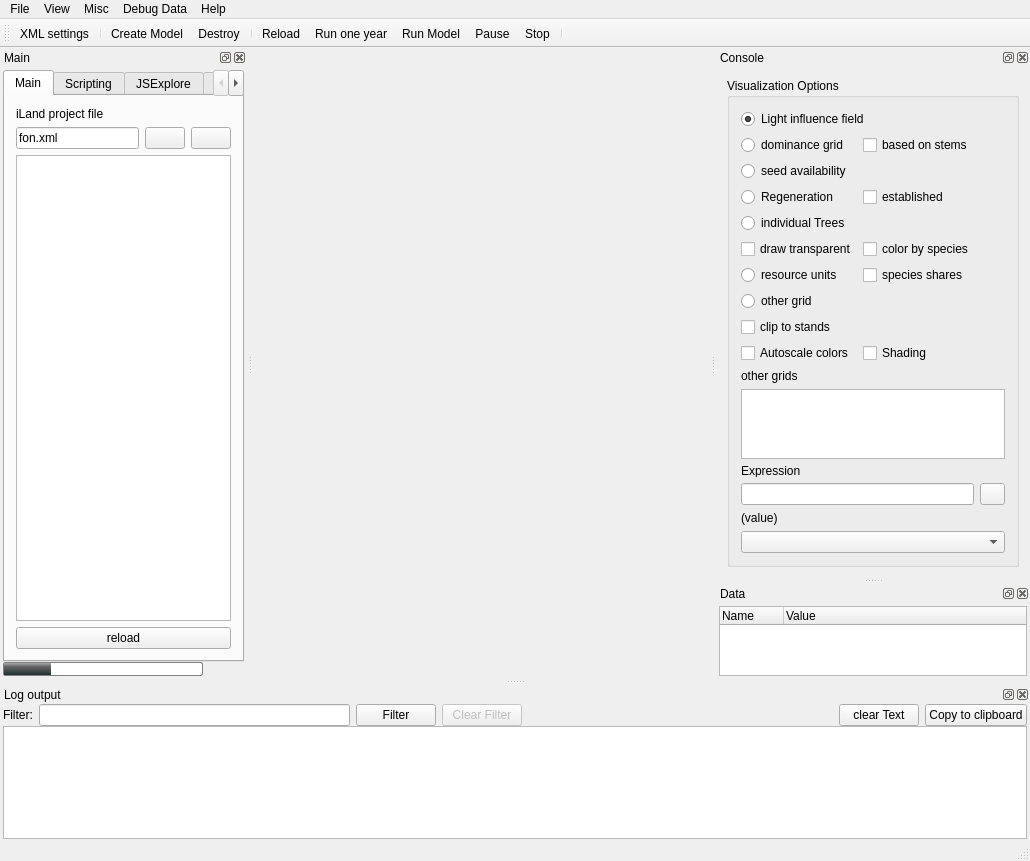
First picture: the form in src/iland/mainwindow.ui, repository edfm-tum/iland-model, before the edit.
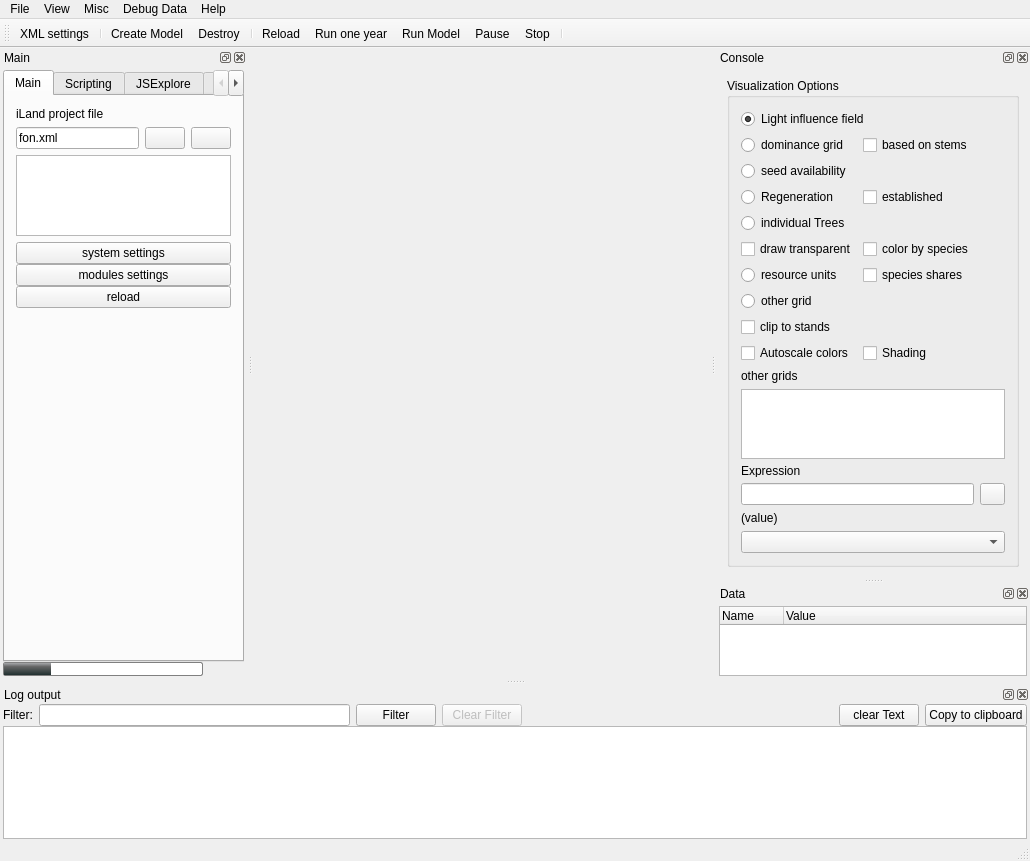
Second picture: the form after the edit. The open tabs and pages were chosen to show the change. Icons and pictures are not drawn. Custom widgets are drawn as their Qt base class.

Commit message: Added buttons in mainwindow.ui Implemented dialogs for modules and system settings

Diff of the .ui file:
```diff
--- a/src/iland/mainwindow.ui
+++ b/src/iland/mainwindow.ui
@@ -308,6 +308,20 @@
            <property name="spacing">
             <number>0</number>
            </property>
+           <item>
+            <widget class="QPushButton" name="button_systemSettingsDialog">
+             <property name="text">
+              <string>system settings</string>
+             </property>
+            </widget>
+           </item>
+           <item>
+            <widget class="QPushButton" name="button_moduleDialog">
+             <property name="text">
+              <string>modules settings</string>
+             </property>
+            </widget>
+           </item>
            <item>
             <widget class="QPushButton" name="pbReloadQml">
              <property name="text">
@@ -315,6 +329,19 @@
              </property>
             </widget>
            </item>
+           <item>
+            <spacer name="verticalSpacer">
+             <property name="orientation">
+              <enum>Qt::Vertical</enum>
+             </property>
+             <property name="sizeHint" stdset="0">
+              <size>
+               <width>20</width>
+               <height>40</height>
+              </size>
+             </property>
+            </spacer>
+           </item>
           </layout>
          </item>
         </layout>
```
Left out of the diff: 4 changed lines with no effect on the pictures. The commit also changes 10 other files.
